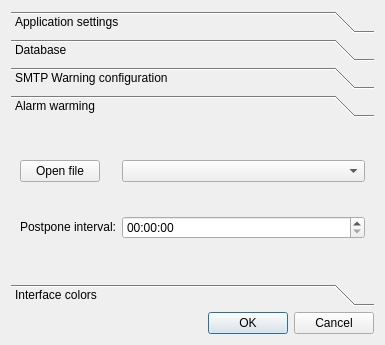
Qt form salarm/ui/optionsdialog.ui (seberm/salarm) before a commit.
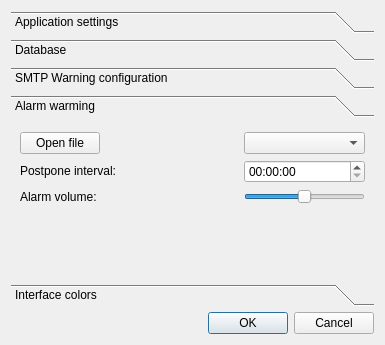
The same form after that commit. The open tabs and pages were chosen to show the change.

Commit message: fixed bug - now alarm sound playing correctly; implemented alarm volume slider in options dialog

```diff
--- a/salarm/ui/optionsdialog.ui
+++ b/salarm/ui/optionsdialog.ui
@@ -258,6 +258,55 @@
          </property>
         </widget>
        </item>
+       <item row="0" column="1">
+        <spacer name="horizontalSpacer">
+         <property name="orientation">
+          <enum>Qt::Horizontal</enum>
+         </property>
+         <property name="sizeHint" stdset="0">
+          <size>
+           <width>40</width>
+           <height>20</height>
+          </size>
+         </property>
+        </spacer>
+       </item>
+       <item row="2" column="0">
+        <widget class="QLabel" name="labelVolume">
+         <property name="text">
+          <string>Alarm volume:</string>
+         </property>
+        </widget>
+       </item>
+       <item row="3" column="0">
+        <spacer name="verticalSpacer">
+         <property name="orientation">
+          <enum>Qt::Vertical</enum>
+         </property>
+         <property name="sizeHint" stdset="0">
+          <size>
+           <width>20</width>
+           <height>40</height>
+          </size>
+         </property>
+        </spacer>
+       </item>
+       <item row="2" column="2">
+        <widget class="QSlider" name="sliderVolume">
+         <property name="maximum">
+          <number>100</number>
+         </property>
+         <property name="singleStep">
+          <number>1</number>
+         </property>
+         <property name="value">
+          <number>50</number>
+         </property>
+         <property name="orientation">
+          <enum>Qt::Horizontal</enum>
+         </property>
+        </widget>
+       </item>
       </layout>
      </widget>
      <widget class="QWidget" name="pageInterfaceColors">
```
Left out of the diff: 14 changed lines with no effect on the pictures. The commit also changes 2 other files.
